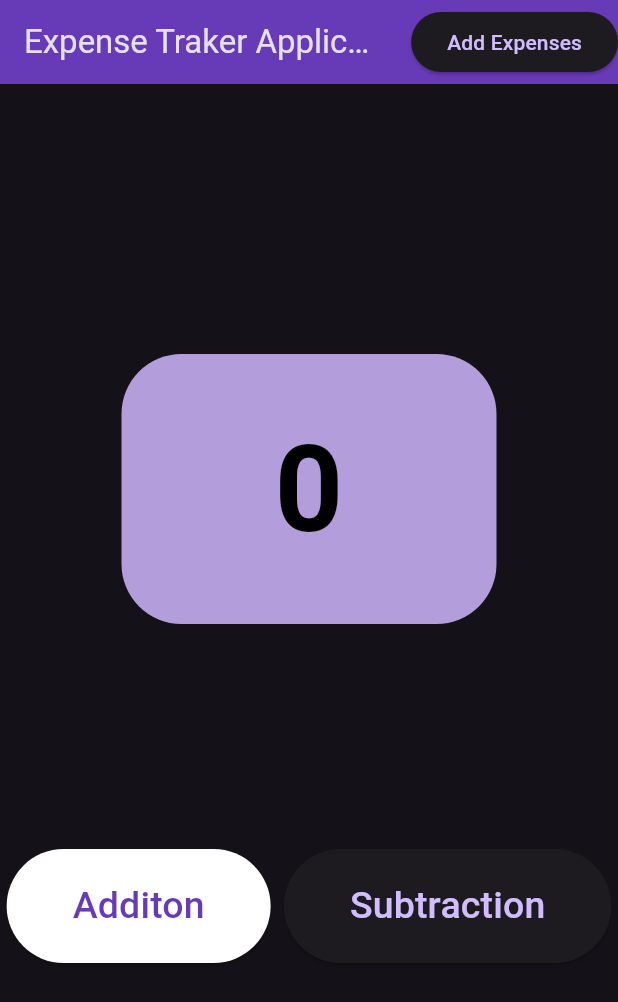
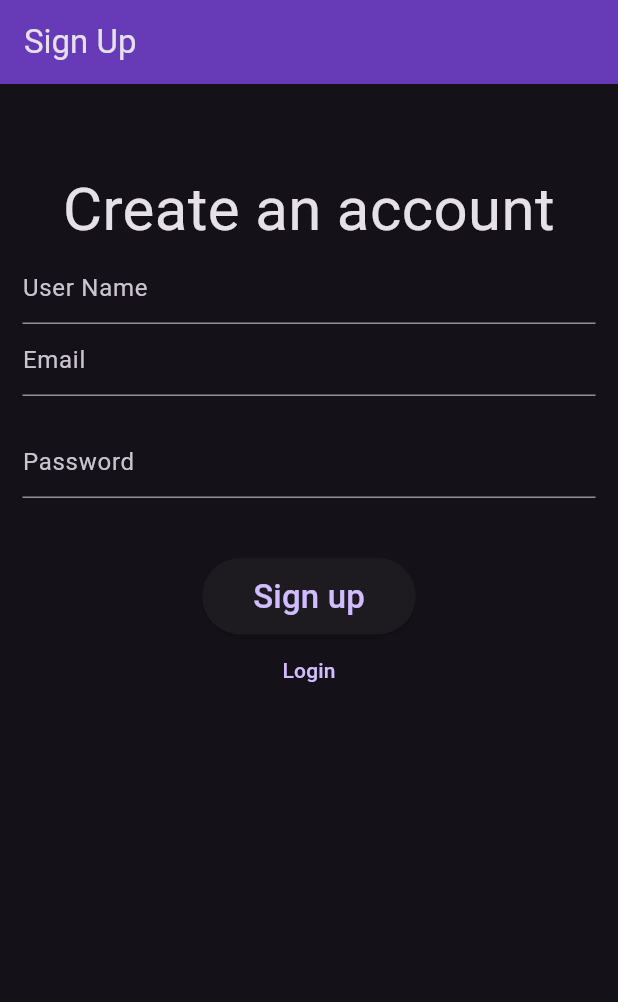
Before and after one commit to Shivasinghrathour/expense_calculator, a Flutter app: the screen it shows after launch, on a phone screen of 412 x 824 dp. Shown: the top 1002 px of the screen. Run offline on Flutter 3.47's test engine with Material 3 defaults, Android fonts, the phone set to English and light mode, and no system bars; our stand-ins replace cloud_firestore, firebase_auth, firebase_core, get; missing offline and left inert: dart:ffi; accounts and stored records are empty.

Commit message:
login signin fuction is working

```diff
--- a/lib/main.dart
+++ b/lib/main.dart
@@ -1,8 +1,15 @@
+import 'package:expense_calculator/firebase_options.dart';
+import 'package:expense_calculator/pages/auth/signup_page.dart';
 import 'package:expense_calculator/pages/home_page.dart';
+import 'package:firebase_core/firebase_core.dart';
 import 'package:flutter/material.dart';
 import 'package:get/get.dart';
 
-void main() {
+void main() async {
+  WidgetsFlutterBinding.ensureInitialized();
+  await Firebase.initializeApp(
+    options: DefaultFirebaseOptions.currentPlatform,
+  );
   runApp(const MyApp());
 }
 
@@ -20,7 +27,7 @@ class _MyAppState extends State<MyApp> {
       title: "Expense Tracker",
       debugShowCheckedModeBanner: false,
       theme: ThemeData.dark(),
-      home: const HomePage(),
+      home: const SignupPage(),
     );
   }
 }
--- /dev/null
+++ b/lib/model/expense_model.dart
@@ -0,0 +1,22 @@
+class ExpensesModel {
+  String? expenses;
+  String? userName;
+
+  ExpensesModel({this.expenses, this.userName});
+
+  ExpensesModel.fromJson(Map<String, dynamic> json) {
+    if (json["expenses"] is String) {
+      expenses = json["expenses"];
+    }
+    if (json["userName"] is String) {
+      userName = json["userName"];
+    }
+  }
+
+  Map<String, dynamic> toJson() {
+    final Map<String, dynamic> _data = <String, dynamic>{};
+    _data["expenses"] = expenses;
+    _data["userName"] = userName;
+    return _data;
+  }
+}
--- /dev/null
+++ b/lib/pages/auth/signup_page.dart
@@ -0,0 +1,71 @@
+import 'package:expense_calculator/pages/auth/login_page.dart';
+import 'package:expense_calculator/pages/controller/auth_controller.dart';
+import 'package:flutter/material.dart';
+import 'package:get/get.dart';
+
+class SignupPage extends StatelessWidget {
+  const SignupPage({super.key});
+
+  @override
+  Widget build(BuildContext context) {
+    AuthController authController = Get.put(AuthController());
+    return Scaffold(
+      appBar: AppBar(
+        title: Text("Sign Up "),
+        backgroundColor: Colors.deepPurple,
+      ),
+      body: Padding(
+        padding: const EdgeInsets.symmetric(vertical: 15, horizontal: 15),
+        child: Column(
+          children: [
+            SizedBox(height: 40),
+            Center(
+              child: Text(
+                "Create an account",
+                style: TextStyle(fontSize: 40),
+                textAlign: TextAlign.center,
+              ),
+            ),
+            TextFormField(
+              controller: authController.user,
+              decoration: InputDecoration(
+                hintText: "User Name",
+              ),
+            ),
+            TextFormField(
+              controller: authController.email,
+              decoration: InputDecoration(
+                hintText: "Email",
+              ),
+            ),
+            SizedBox(height: 20),
+            TextFormField(
+              controller: authController.pass,
+              decoration: InputDecoration(
+                hintText: "Password",
+              ),
+            ),
+            SizedBox(height: 40),
+            ElevatedButton(
+              onPressed: () {
+                authController.signup();
+              },
+              child: Padding(
+                padding: const EdgeInsets.all(10),
+                child: Text(
+                  "Sign up",
+                  style: TextStyle(fontSize: 22),
+                ),
+              ),
+            ),
+            TextButton(
+                onPressed: () {
+                  Get.to(LoginPage());
+                },
+                child: Text("Login")),
+          ],
+        ),
+      ),
+    );
+  }
+}
--- /dev/null
+++ b/lib/pages/controller/auth_controller.dart
@@ -0,0 +1,51 @@
+import 'dart:ffi';
+
+import 'package:cloud_firestore/cloud_firestore.dart';
+import 'package:expense_calculator/model/expense_model.dart';
+import 'package:expense_calculator/pages/auth/login_page.dart';
+import 'package:expense_calculator/pages/home_page.dart';
+import 'package:firebase_auth/firebase_auth.dart';
+import 'package:flutter/material.dart';
+import 'package:get/get.dart';
+
+class AuthController extends GetxController {
+  Rx<ExpensesModel> expensesModel = ExpensesModel().obs;
+
+  TextEditingController email = TextEditingController();
+  TextEditingController pass = TextEditingController();
+  TextEditingController user = TextEditingController();
+  final TextEditingController amountController = TextEditingController();
+  final auth = FirebaseAuth.instance;
+  final firestore = FirebaseFirestore.instance;
+
+  Future<void> signup() async {
+    await auth.createUserWithEmailAndPassword(
+        email: email.text, password: pass.text);
+    email.clear();
+    pass.clear();
+    Get.to(() => const LoginPage());
+  }
+
+  Future<void> Login() async {
+    await auth.signInWithEmailAndPassword(
+        email: email.text, password: pass.text);
+
+    Get.to(() => const HomePage());
+    email.clear();
+    pass.clear();
+  }
+  // store user data
+
+  Future<void> getExpenses() async {
+    expensesModel.value = ExpensesModel(
+      expenses: amountController.text,
+      userName: user.text,
+    );
+    firestore
+        .collection("user")
+        .doc(auth.currentUser!.uid)
+        .collection("expenses")
+        .doc(auth.currentUser!.uid)
+        .set(expensesModel.value.toJson());
+  }
+}
--- a/lib/pages/controller/global_controller.dart
+++ b/lib/pages/controller/global_controller.dart
@@ -1,3 +1,4 @@
+import 'package:flutter/material.dart';
 import 'package:get/get.dart';
 
 class GlobalController extends GetxController {
@@ -8,10 +9,9 @@ class GlobalController extends GetxController {
   void addition() {
     x++;
   }
+
   // subtraction function
   void subtraction() {
     x--;
   }
-  // dilog box to add expenses
-
 }
--- a/pubspec.yaml
+++ b/pubspec.yaml
@@ -29,6 +29,11 @@ environment:
 # versions available, run `flutter pub outdated`.
 dependencies:
   cupertino_icons: ^1.0.6
+  firebase_auth: ^4.19.4
+  firebase_core: ^2.30.1
+  firebase_storage: ^11.7.4
+  cloud_firestore: ^4.17.2
+
   flutter:
     sdk: flutter
   get: ^4.6.6
```
Also changed, not shown: lib/pages/auth/login_page.dart (added, +58 -0 lines), lib/pages/controller/add_expense_dialog_box.dart (added, +62 -0 lines), lib/pages/expense_page.dart (+61 -3 lines), lib/widgets/expense_card.dart (added, +45 -0 lines), firebase.json (added), lib/firebase_options.dart (added), pubspec.lock, 6 other files.
